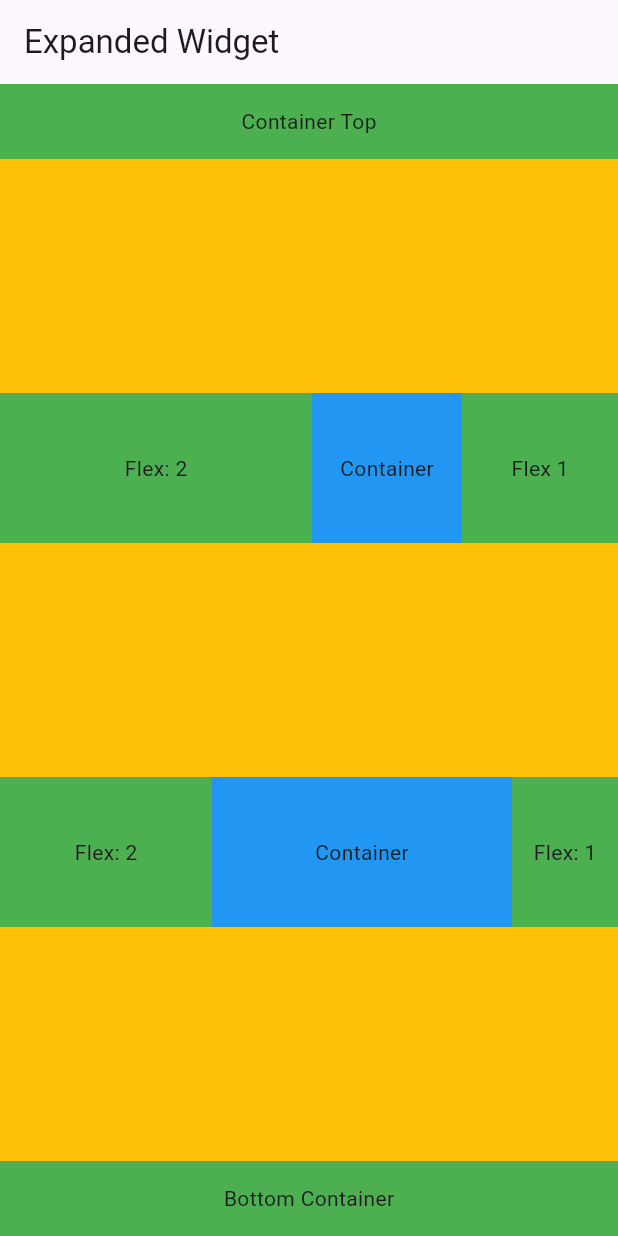
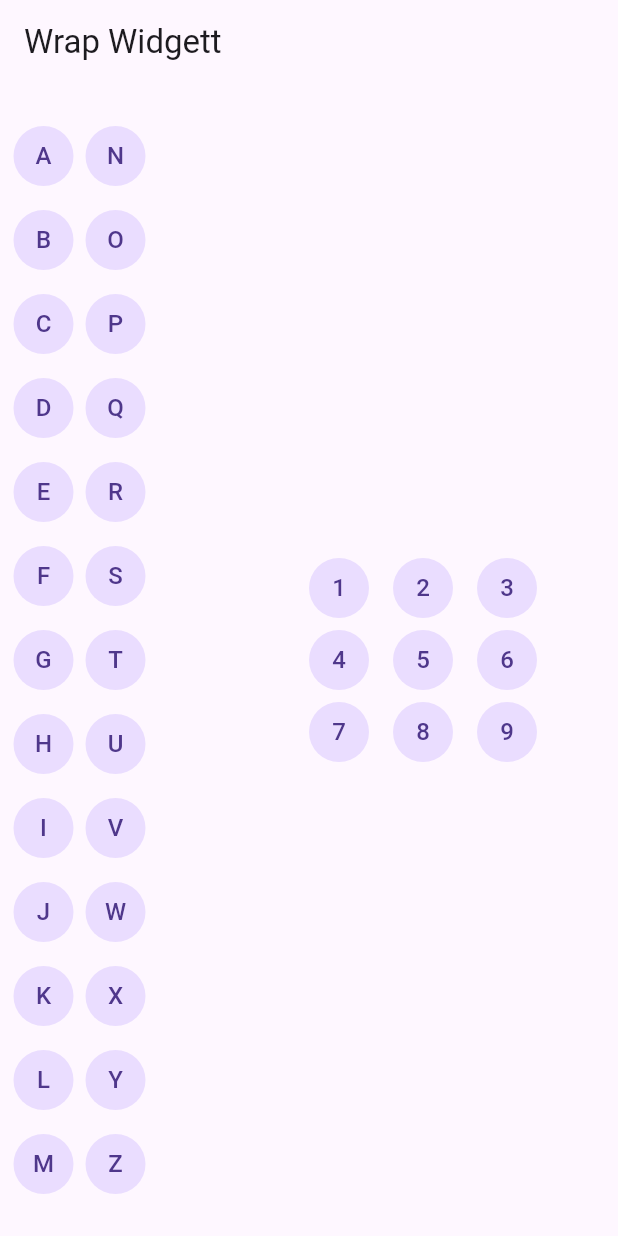
Before and after one commit to shivam2109964/projectOne, a Flutter app: the screen it shows after launch, on a phone screen of 412 x 824 dp. Run offline on Flutter 3.47's test engine with Material 3 defaults, Android fonts, the phone set to English and light mode, and no system bars; our stand-ins replace bloc, flutter_bloc, hydrated_bloc.

Commit message:
10 May Wrap Widget

```diff
--- a/lib/MyApp.dart
+++ b/lib/MyApp.dart
@@ -1,5 +1,5 @@
 import 'package:flutter/material.dart';
-import 'package:fluttre_one/Widget%20Practice/Expanded/expanded.dart';
+import 'package:fluttre_one/Widget%20Practice/Wrap/wrap.dart';
 
 class MyApp extends StatelessWidget {
   const MyApp({Key? key}) : super(key: key);
@@ -8,7 +8,7 @@ class MyApp extends StatelessWidget {
     return const MaterialApp(
       debugShowCheckedModeBanner: false,
       title: "ALl Projects",
-      home: ExpandedHome(),
+      home: WrapHome(),
     );
   }
 }
--- /dev/null
+++ b/lib/Widget Practice/Wrap/wrap.dart
@@ -0,0 +1,147 @@
+import 'package:flutter/material.dart';
+
+class WrapHome extends StatelessWidget {
+  const WrapHome({super.key});
+
+  @override
+  Widget build(BuildContext context) {
+    return Scaffold(
+      appBar: AppBar(
+        title: const Text("Wrap Widgett"),
+      ),
+      body: const Padding(
+        padding: EdgeInsets.all(9.0),
+        child: Center(
+          child: Row(
+            mainAxisAlignment: MainAxisAlignment.spaceEvenly,
+            children: <Widget>[
+              Expanded(
+                child: Wrap(
+                  direction: Axis.vertical,
+                  spacing: 16,
+                  runSpacing: 8,
+                  children: <Widget>[
+                    CircleAvatar(
+                      child: Text("A"),
+                    ),
+                    CircleAvatar(
+                      child: Text("B"),
+                    ),
+                    CircleAvatar(
+                      child: Text("C"),
+                    ),
+                    CircleAvatar(
+                      child: Text("D"),
+                    ),
+                    CircleAvatar(
+                      child: Text("E"),
+                    ),
+                    CircleAvatar(
+                      child: Text("F"),
+                    ),
+                    CircleAvatar(
+                      child: Text("G"),
+                    ),
+                    CircleAvatar(
+                      child: Text("H"),
+                    ),
+                    CircleAvatar(
+                      child: Text("I"),
+                    ),
+                    CircleAvatar(
+                      child: Text("J"),
+                    ),
+                    CircleAvatar(
+                      child: Text("K"),
+                    ),
+                    CircleAvatar(
+                      child: Text("L"),
+                    ),
+                    CircleAvatar(
+                      child: Text("M"),
+                    ),
+                    CircleAvatar(
+                      child: Text("N"),
+                    ),
+                    CircleAvatar(
+                      child: Text("O"),
+                    ),
+                    CircleAvatar(
+                      child: Text("P"),
+                    ),
+                    CircleAvatar(
+                      child: Text("Q"),
+                    ),
+                    CircleAvatar(
+                      child: Text("R"),
+                    ),
+                    CircleAvatar(
+                      child: Text("S"),
+                    ),
+                    CircleAvatar(
+                      child: Text("T"),
+                    ),
+                    CircleAvatar(
+                      child: Text("U"),
+                    ),
+                    CircleAvatar(
+                      child: Text("V"),
+                    ),
+                    CircleAvatar(
+                      child: Text("W"),
+                    ),
+                    CircleAvatar(
+                      child: Text("X"),
+                    ),
+                    CircleAvatar(
+                      child: Text("Y"),
+                    ),
+                    CircleAvatar(
+                      child: Text("Z"),
+                    ),
+                  ],
+                ),
+              ),
+              Expanded(
+                child: Wrap(
+                  direction: Axis.horizontal,
+                  spacing: 16,
+                  runSpacing: 8,
+                  children: <Widget>[
+                    CircleAvatar(
+                      child: Text("1"),
+                    ),
+                    CircleAvatar(
+                      child: Text("2"),
+                    ),
+                    CircleAvatar(
+                      child: Text("3"),
+                    ),
+                    CircleAvatar(
+                      child: Text("4"),
+                    ),
+                    CircleAvatar(
+                      child: Text("5"),
+                    ),
+                    CircleAvatar(
+                      child: Text("6"),
+                    ),
+                    CircleAvatar(
+                      child: Text("7"),
+                    ),
+                    CircleAvatar(
+                      child: Text("8"),
+                    ),
+                    CircleAvatar(
+                      child: Text("9"),
+                    ),
+                  ],
+                ),
+              ),
+            ],
+          ),
+        ),
+      ),
+    );
+  }
+}
```
